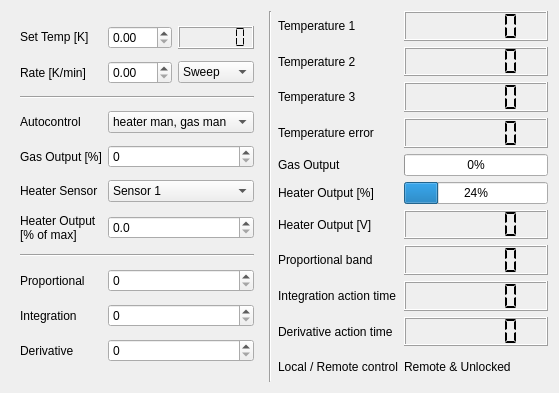
Before: the Qt Designer form Oxford/ITC_control.ui in Cryostat-GUI/Cryostat-GUI, drawn with Qt 5.
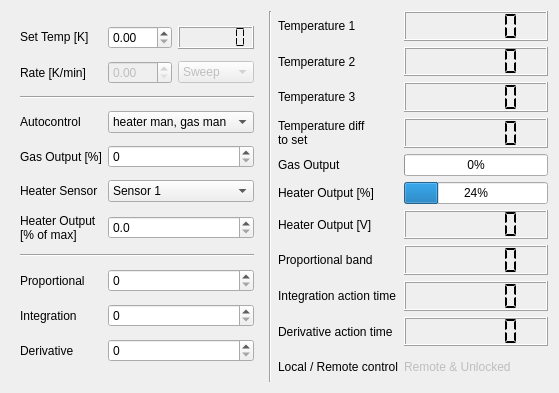
After: the same form once the commit is applied.

The edit to the form file:
```diff
--- a/Oxford/ITC_control.ui
+++ b/Oxford/ITC_control.ui
@@ -25,6 +25,9 @@
      <layout class="QGridLayout" name="gridLayout">
       <item row="1" column="2">
        <widget class="QComboBox" name="comboBox">
+        <property name="enabled">
+         <bool>false</bool>
+        </property>
         <item>
          <property name="text">
           <string>Sweep</string>
@@ -45,7 +48,11 @@
        </widget>
       </item>
       <item row="1" column="1">
-       <widget class="QDoubleSpinBox" name="doubleSpinBox"/>
+       <widget class="QDoubleSpinBox" name="doubleSpinBox">
+        <property name="enabled">
+         <bool>false</bool>
+        </property>
+       </widget>
       </item>
       <item row="2" column="0" colspan="3">
        <widget class="Line" name="line_2">
@@ -338,7 +345,8 @@
      <item row="4" column="0">
       <widget class="QLabel" name="label_11">
        <property name="text">
-        <string>Temperature error</string>
+        <string>Temperature diff 
+to set</string>
        </property>
       </widget>
      </item>
@@ -425,6 +433,9 @@
      </item>
      <item row="11" column="1">
       <widget class="QLabel" name="label_status_locrem">
+       <property name="enabled">
+        <bool>false</bool>
+       </property>
        <property name="text">
         <string>Remote &amp; Unlocked</string>
        </property>
```
